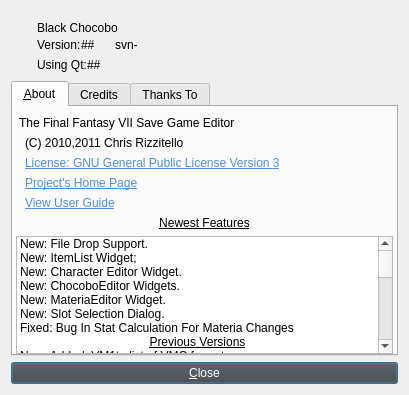
The window that about.ui (sithlord48/blackchocobo) describes before a commit, drawn with Qt 5.
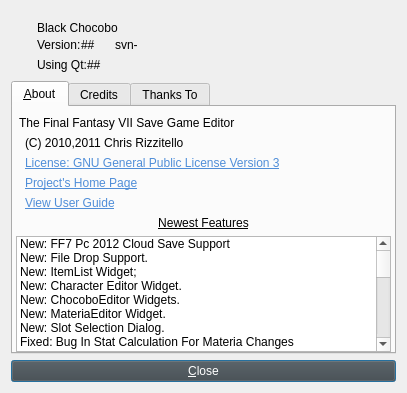
The same window after the commit. Icons and pictures are not drawn.

Commit message: Lang updates. Progress update in about.ui Mainwindow.ui removed obsolete action FF7Tk : sync FF7save, Small <-> Mini , smoother toggleing of stat calc in charEditor

The edit to the form file:
```diff
--- a/about.ui
+++ b/about.ui
@@ -9,8 +9,8 @@
    <rect>
     <x>0</x>
     <y>0</y>
-    <width>409</width>
-    <height>395</height>
+    <width>407</width>
+    <height>393</height>
    </rect>
   </property>
   <property name="windowTitle">
@@ -452,6 +452,11 @@
          <property name="wordWrap">
           <bool>true</bool>
          </property>
+         <item>
+          <property name="text">
+           <string>New: FF7 Pc 2012 Cloud Save Support</string>
+          </property>
+         </item>
          <item>
           <property name="text">
            <string>New: File Drop Support.</string>
```
The commit also changes 9 other files.
